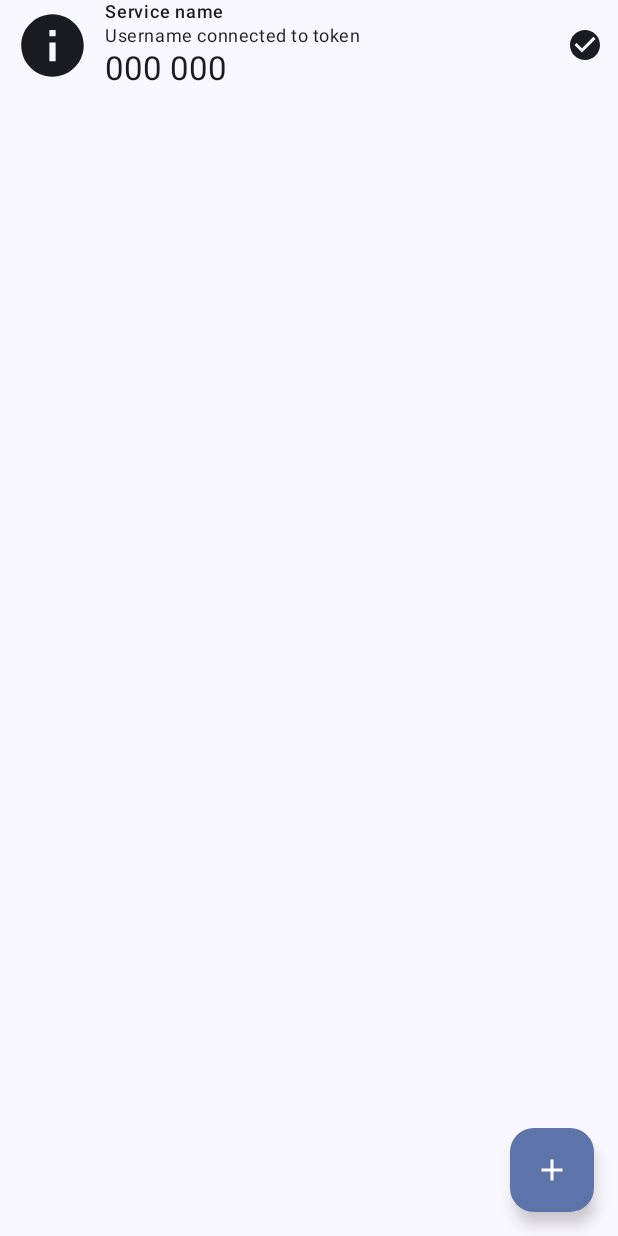
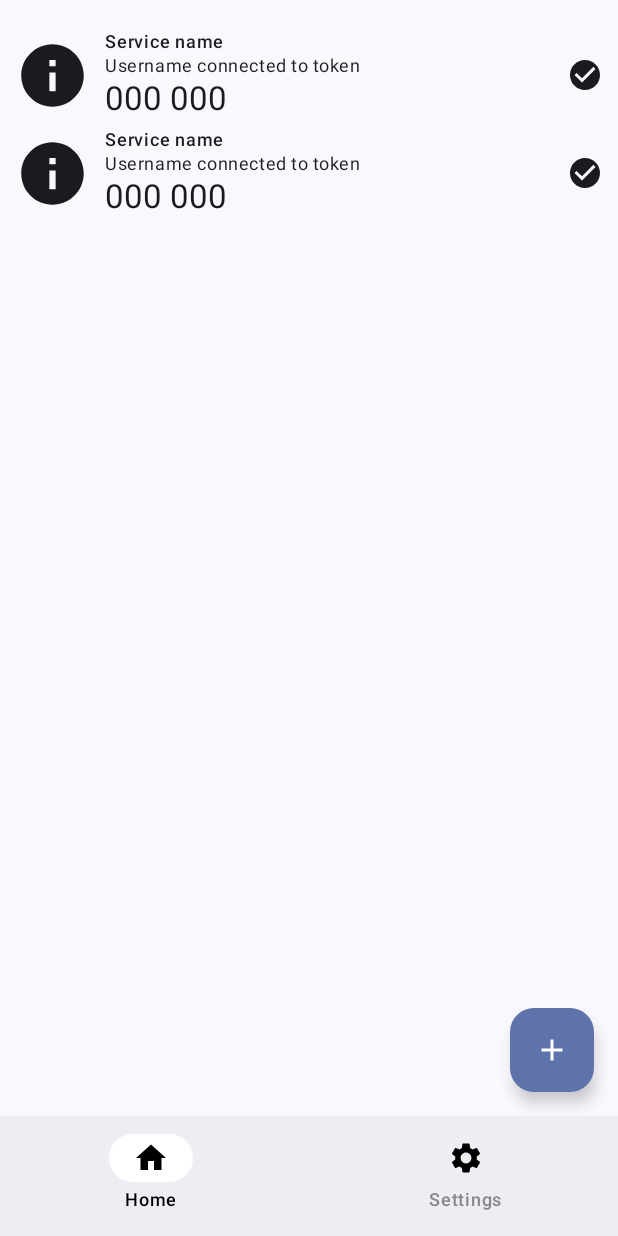
Before and after one commit to simonadamgyula/2FA-mobile-app, an Android app built with Jetpack Compose: the screen it shows after launch (MainActivity), on a phone screen of 412 x 824 dp. Run offline under Robolectric (Android 15) with nearby library versions, the phone set to English and light mode, and no system bars.

Commit message:
some things done

```diff
--- a/app/build.gradle.kts
+++ b/app/build.gradle.kts
@@ -61,6 +61,8 @@ dependencies {
     implementation(libs.androidx.material3)
     implementation(libs.androidx.navigation.compose)
     implementation(libs.androidx.navigation.compose.v275)
+    implementation(libs.androidx.room.common)
+    implementation(libs.androidx.room.ktx)
     testImplementation(libs.junit)
     androidTestImplementation(libs.androidx.junit)
     androidTestImplementation(libs.androidx.espresso.core)
--- a/app/src/main/java/me/sim05/twofactorauth/MainActivity.kt
+++ b/app/src/main/java/me/sim05/twofactorauth/MainActivity.kt
@@ -5,7 +5,7 @@ import androidx.activity.ComponentActivity
 import androidx.activity.compose.setContent
 import androidx.activity.enableEdgeToEdge
 import androidx.compose.runtime.Composable
-import androidx.compose.ui.platform.LocalContext
+import androidx.lifecycle.viewmodel.compose.viewModel
 import androidx.navigation.NavHostController
 import androidx.navigation.compose.NavHost
 import androidx.navigation.compose.composable
@@ -18,29 +18,32 @@ class MainActivity : ComponentActivity() {
         enableEdgeToEdge()
         setContent {
             TwoFactorAuthTheme {
-                TwoFactorAuthApp();
+                TwoFactorAuthApp()
             }
         }
     }
 }
 
 enum class Pages {
-    Main,
-    Settings
+    Home,
+    Settings,
+    Add
 }
 
 @Composable
 fun TwoFactorAuthApp(navController: NavHostController = rememberNavController()) {
     NavHost(
         navController = navController,
-        startDestination = Pages.Main.name,
+        startDestination = Pages.Home.name,
     ) {
-        composable(route = Pages.Main.name) {
-            MainPage()
+        composable(route = Pages.Home.name) {
+            MainPage(navController = navController)
         }
         composable(route = Pages.Settings.name) {
-            val context = LocalContext.current;
-            SettingPage()
+            SettingPage(navController = navController)
+        }
+        composable(route = Pages.Add.name) {
+            AddServicePage(navController = navController)
         }
     }
 }
--- a/app/src/main/java/me/sim05/twofactorauth/MainPage.kt
+++ b/app/src/main/java/me/sim05/twofactorauth/MainPage.kt
@@ -1,6 +1,6 @@
 package me.sim05.twofactorauth
 
-import android.annotation.SuppressLint
+import androidx.compose.foundation.layout.Arrangement
 import androidx.compose.foundation.layout.Column
 import androidx.compose.foundation.layout.Row
 import androidx.compose.foundation.layout.Spacer
@@ -20,32 +20,49 @@ import androidx.compose.material3.Text
 import androidx.compose.runtime.Composable
 import androidx.compose.ui.Alignment
 import androidx.compose.ui.Modifier
-import androidx.compose.ui.tooling.preview.Preview
 import androidx.compose.ui.unit.dp
-import me.sim05.twofactorauth.ui.theme.TwoFactorAuthTheme
+import androidx.lifecycle.viewmodel.compose.viewModel
+import androidx.navigation.NavController
+import androidx.navigation.NavGraph.Companion.findStartDestination
+import me.sim05.twofactorauth.ui.BottomNavigationBar
 
 @Composable
-fun MainPage(modifier: Modifier = Modifier) {
+fun MainPage(
+    modifier: Modifier = Modifier,
+    navController: NavController,
+) {
     Scaffold(
         modifier = Modifier.fillMaxSize(),
         floatingActionButton = {
-            FloatingActionButton(onClick = { }) {
+            FloatingActionButton(
+                onClick = {
+                    navController.navigate(Pages.Add.name) {
+                        popUpTo(navController.graph.findStartDestination().id) {
+                            saveState = true
+                        }
+                        launchSingleTop = true
+                        restoreState = true
+                    }
+                },
+            ) {
                 Icon(Icons.Filled.Add, "Add new 2FA service")
             }
         },
         content = { innerPadding ->
-            TwoFactorAuthServices(modifier = modifier.padding(innerPadding));
+            TwoFactorAuthServices(modifier = modifier.padding(innerPadding).padding(top = 20.dp))
         },
         bottomBar = {
-            BottomNavigation
+            BottomNavigationBar(navController)
         }
     )
-
 }
 
 @Composable
 fun TwoFactorAuthServices(modifier: Modifier = Modifier) {
-    TwoFactorAuthService(modifier);
+    Column(modifier = modifier, verticalArrangement = Arrangement.spacedBy(5.dp)) {
+        TwoFactorAuthService()
+        TwoFactorAuthService()
+    }
 }
 
 @Composable
@@ -62,34 +79,25 @@ fun TwoFactorAuthService(modifier: Modifier = Modifier) {
             modifier = Modifier
                 .padding(end = 10.dp)
                 .size(50.dp)
-        );
+        )
         Column {
             Text(
                 "Service name",
                 style = MaterialTheme.typography.labelMedium
-            );
+            )
             Text(
                 "Username connected to token",
                 style = MaterialTheme.typography.bodySmall
-            );
+            )
             Text(
                 "000 000",
                 style = MaterialTheme.typography.titleLarge
-            );
-        };
-        Spacer(modifier = Modifier.weight(1f));
+            )
+        }
+        Spacer(modifier = Modifier.weight(1f))
         Icon(
             Icons.Filled.CheckCircle,
             "placeholder"
-        );
+        )
     }
 }
-
-@SuppressLint("UnusedMaterial3ScaffoldPaddingParameter")
-@Preview
-@Composable
-fun MainPagePreview() {
-    TwoFactorAuthTheme {
-        TwoFactorAuthApp();
-    }
-}
--- a/app/src/main/java/me/sim05/twofactorauth/SettingPage.kt
+++ b/app/src/main/java/me/sim05/twofactorauth/SettingPage.kt
@@ -3,8 +3,12 @@ package me.sim05.twofactorauth
 import androidx.compose.material3.Text
 import androidx.compose.runtime.Composable
 import androidx.compose.ui.Modifier
+import androidx.navigation.NavController
 
 @Composable
-fun SettingPage(modifier: Modifier = Modifier) {
+fun SettingPage(
+    modifier: Modifier = Modifier,
+    navController: NavController
+) {
     Text("This is the setting page");
 }
--- /dev/null
+++ b/app/src/main/java/me/sim05/twofactorauth/ui/BottomNavigationBar.kt
@@ -0,0 +1,66 @@
+package me.sim05.twofactorauth.ui
+
+import androidx.compose.material.icons.Icons
+import androidx.compose.material.icons.filled.Home
+import androidx.compose.material.icons.filled.Settings
+import androidx.compose.material3.Icon
+import androidx.compose.material3.NavigationBar
+import androidx.compose.material3.NavigationBarItem
+import androidx.compose.material3.NavigationBarItemDefaults
+import androidx.compose.material3.Text
+import androidx.compose.runtime.Composable
+import androidx.compose.runtime.getValue
+import androidx.compose.ui.graphics.Color
+import androidx.compose.ui.graphics.vector.ImageVector
+import androidx.navigation.NavController
+import androidx.navigation.NavGraph.Companion.findStartDestination
+import androidx.navigation.compose.currentBackStackEntryAsState
+import me.sim05.twofactorauth.Pages
+import me.sim05.twofactorauth.ServicesViewModel
+
+sealed class BottomNavItem(val route: String, val icon: ImageVector, val label: String) {
+    data object Home : BottomNavItem(Pages.Home.name, Icons.Default.Home, "Home")
+    data object Settings : BottomNavItem(Pages.Settings.name, Icons.Default.Settings, "Settings")
+}
+
+@Composable
+fun BottomNavigationBar(navController: NavController) {
+    val pages = listOf(
+        BottomNavItem.Home,
+        BottomNavItem.Settings,
+    )
+
+    NavigationBar {
+        val navBackStackEntry by navController.currentBackStackEntryAsState();
+        val currentRoute = navBackStackEntry?.destination?.route;
+
+
+        pages.forEach { page ->
+            NavigationBarItem(
+                label = {
+                    Text(page.label);
+                },
+                icon = {
+                    Icon(page.icon, null);
+                },
+                selected = currentRoute == page.route,
+                onClick = {
+                    navController.navigate(page.route) {
+                        popUpTo(navController.graph.findStartDestination().id) {
+                            saveState = true
+                        }
+                        launchSingleTop = true
+                        restoreState = true
+                    }
+                },
+                colors = NavigationBarItemDefaults.colors(
+                    unselectedTextColor = Color.Gray,
+                    selectedTextColor = Color.Black,
+                    selectedIconColor = Color.Black,
+                    unselectedIconColor = Color.Black,
+                    indicatorColor = Color.White
+                ),
+            );
+        };
+    }
+}
--- a/gradle/libs.versions.toml
+++ b/gradle/libs.versions.toml
@@ -10,6 +10,8 @@ activityCompose = "1.8.0"
 composeBom = "2024.04.01"
 navigationCompose = "2.7.7"
 navigationComposeVersion = "2.7.5"
+roomCommon = "2.6.1"
+roomKtx = "2.6.1"
 
 [libraries]
 androidx-core-ktx = { group = "androidx.core", name = "core-ktx", version.ref = "coreKtx" }
@@ -28,6 +30,8 @@ androidx-ui-test-manifest = { group = "androidx.compose.ui", name = "ui-test-man
 androidx-ui-test-junit4 = { group = "androidx.compose.ui", name = "ui-test-junit4" }
 androidx-material3 = { group = "androidx.compose.material3", name = "material3" }
 androidx-navigation-compose = { group = "androidx.navigation", name = "navigation-compose", version.ref = "navigationCompose" }
+androidx-room-common = { group = "androidx.room", name = "room-common", version.ref = "roomCommon" }
+androidx-room-ktx = { group = "androidx.room", name = "room-ktx", version.ref = "roomKtx" }
 
 [plugins]
 android-application = { id = "com.android.application", version.ref = "agp" }
```
Also changed, not shown: app/src/main/java/me/sim05/twofactorauth/AddServicePage.kt (added, +38 -0 lines), app/src/main/java/me/sim05/twofactorauth/data/ServiceDao.kt (added, +27 -0 lines), app/src/main/java/me/sim05/twofactorauth/data/Services.kt (added, +13 -0 lines), app/src/main/java/me/sim05/twofactorauth/data/ServicesDatabase.kt (added, +24 -0 lines).
